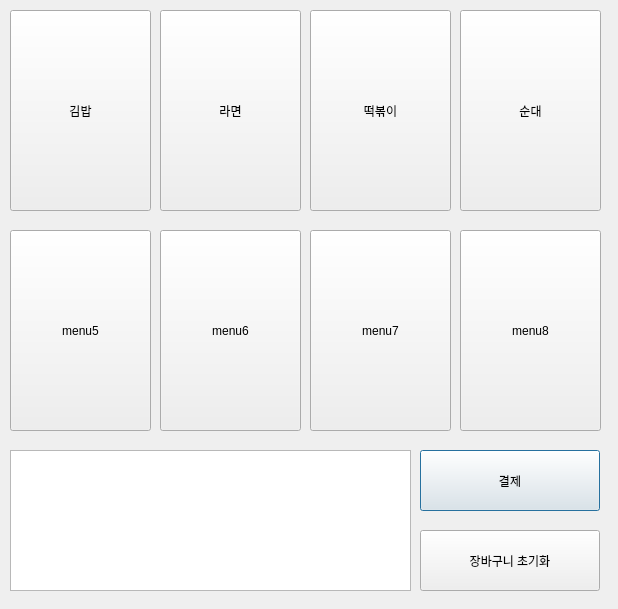
HaesungAhn0205/Kiosk_PyQt5, file Kiosk_draft.ui: the form before one commit.
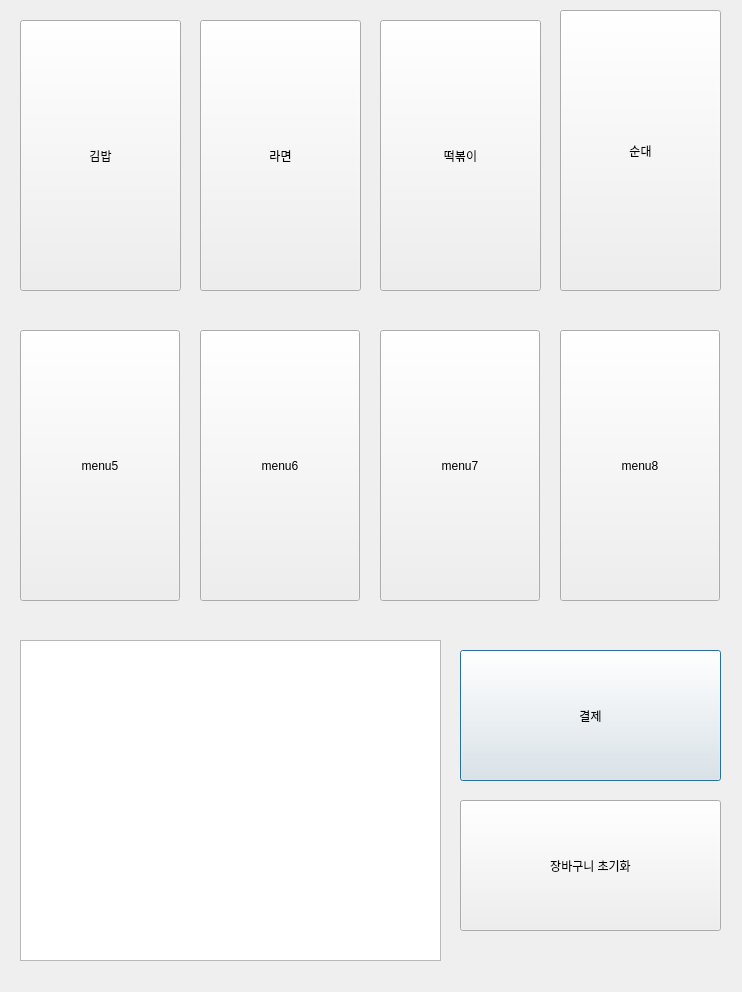
The form after the commit.

Commit message: 1/3 주석 부분 삭제/ui 창 크기 조정

```diff
--- a/Kiosk_draft.ui
+++ b/Kiosk_draft.ui
@@ -6,8 +6,8 @@
    <rect>
     <x>0</x>
     <y>0</y>
-    <width>618</width>
-    <height>609</height>
+    <width>742</width>
+    <height>992</height>
    </rect>
   </property>
   <property name="windowTitle">
@@ -16,10 +16,10 @@
   <widget class="QPushButton" name="PaymentButton">
    <property name="geometry">
     <rect>
-     <x>420</x>
-     <y>450</y>
-     <width>180</width>
-     <height>61</height>
+     <x>460</x>
+     <y>650</y>
+     <width>261</width>
+     <height>131</height>
     </rect>
    </property>
    <property name="text">
@@ -29,10 +29,10 @@
   <widget class="QPushButton" name="CancelButton">
    <property name="geometry">
     <rect>
-     <x>420</x>
-     <y>530</y>
-     <width>180</width>
-     <height>61</height>
+     <x>460</x>
+     <y>800</y>
+     <width>261</width>
+     <height>131</height>
     </rect>
    </property>
    <property name="text">
@@ -42,10 +42,10 @@
   <widget class="QPushButton" name="Button_menu1">
    <property name="geometry">
     <rect>
-     <x>10</x>
-     <y>10</y>
-     <width>141</width>
-     <height>201</height>
+     <x>20</x>
+     <y>20</y>
+     <width>161</width>
+     <height>271</height>
     </rect>
    </property>
    <property name="text">
@@ -55,10 +55,10 @@
   <widget class="QPushButton" name="Button_menu2">
    <property name="geometry">
     <rect>
-     <x>160</x>
-     <y>10</y>
-     <width>141</width>
-     <height>201</height>
+     <x>200</x>
+     <y>20</y>
+     <width>161</width>
+     <height>271</height>
     </rect>
    </property>
    <property name="text">
@@ -68,10 +68,10 @@
   <widget class="QPushButton" name="Button_menu3">
    <property name="geometry">
     <rect>
-     <x>310</x>
-     <y>10</y>
-     <width>141</width>
-     <height>201</height>
+     <x>380</x>
+     <y>20</y>
+     <width>161</width>
+     <height>271</height>
     </rect>
    </property>
    <property name="text">
@@ -81,10 +81,10 @@
   <widget class="QPushButton" name="Button_menu4">
    <property name="geometry">
     <rect>
-     <x>460</x>
+     <x>560</x>
      <y>10</y>
-     <width>141</width>
-     <height>201</height>
+     <width>161</width>
+     <height>281</height>
     </rect>
    </property>
    <property name="text">
@@ -94,10 +94,10 @@
   <widget class="QPushButton" name="Button_menu5">
    <property name="geometry">
     <rect>
-     <x>10</x>
-     <y>230</y>
-     <width>141</width>
-     <height>201</height>
+     <x>20</x>
+     <y>330</y>
+     <width>160</width>
+     <height>271</height>
     </rect>
    </property>
    <property name="text">
@@ -107,10 +107,10 @@
   <widget class="QPushButton" name="Button_menu6">
    <property name="geometry">
     <rect>
-     <x>160</x>
-     <y>230</y>
-     <width>141</width>
-     <height>201</height>
+     <x>200</x>
+     <y>330</y>
+     <width>160</width>
+     <height>271</height>
     </rect>
    </property>
    <property name="text">
@@ -120,10 +120,10 @@
   <widget class="QPushButton" name="Button_menu7">
    <property name="geometry">
     <rect>
-     <x>310</x>
-     <y>230</y>
-     <width>141</width>
-     <height>201</height>
+     <x>380</x>
+     <y>330</y>
+     <width>160</width>
+     <height>271</height>
     </rect>
    </property>
    <property name="text">
@@ -133,10 +133,10 @@
   <widget class="QPushButton" name="Button_menu8">
    <property name="geometry">
     <rect>
-     <x>460</x>
-     <y>230</y>
-     <width>141</width>
-     <height>201</height>
+     <x>560</x>
+     <y>330</y>
+     <width>160</width>
+     <height>271</height>
     </rect>
    </property>
    <property name="text">
@@ -146,10 +146,10 @@
   <widget class="QListWidget" name="CartList">
    <property name="geometry">
     <rect>
-     <x>10</x>
-     <y>450</y>
-     <width>401</width>
-     <height>141</height>
+     <x>20</x>
+     <y>640</y>
+     <width>421</width>
+     <height>321</height>
     </rect>
    </property>
   </widget>
```
The commit also changes 1 other file.
